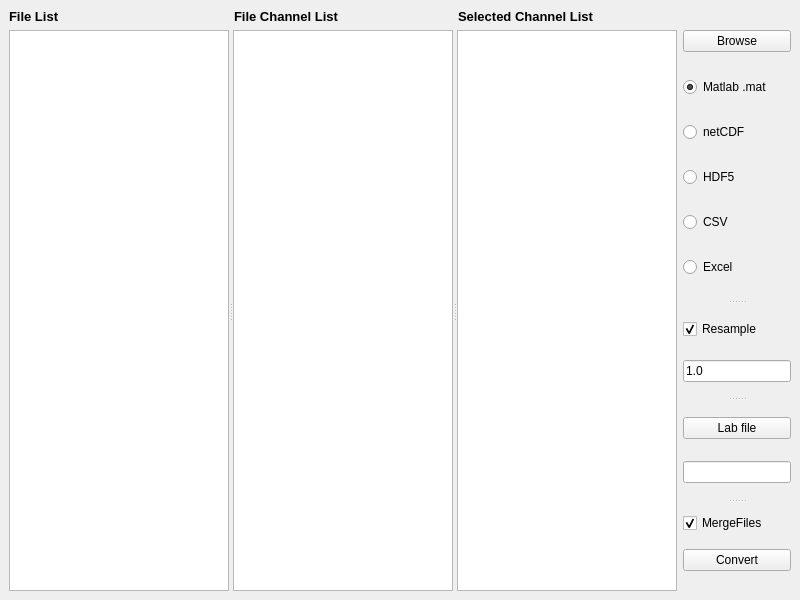
The window that mdfreaderui.ui (ratal/mdfreader) describes before a commit, drawn with Qt 5.
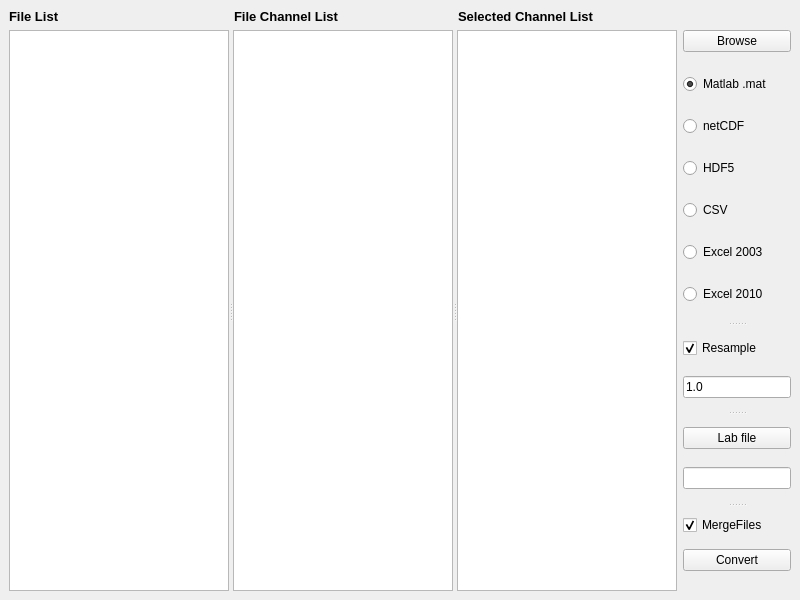
The same window after the commit.

Commit message: Modified user interface to also consider converting into excel2010 file format. It is advised to sample otherwise, long conversion.

```diff
--- a/mdfreaderui.ui
+++ b/mdfreaderui.ui
@@ -272,7 +272,14 @@
          <item>
           <widget class="QRadioButton" name="excel">
            <property name="text">
-            <string>Excel</string>
+            <string>Excel 2003</string>
+           </property>
+          </widget>
+         </item>
+         <item>
+          <widget class="QRadioButton" name="excel2010">
+           <property name="text">
+            <string>Excel 2010</string>
            </property>
           </widget>
          </item>
@@ -343,6 +350,9 @@
        </widget>
       </widget>
       <widget class="QCheckBox" name="MergeFiles">
+       <property name="enabled">
+        <bool>true</bool>
+       </property>
        <property name="locale">
         <locale language="English" country="Belgium"/>
        </property>
```
The commit also changes 3 other files.
